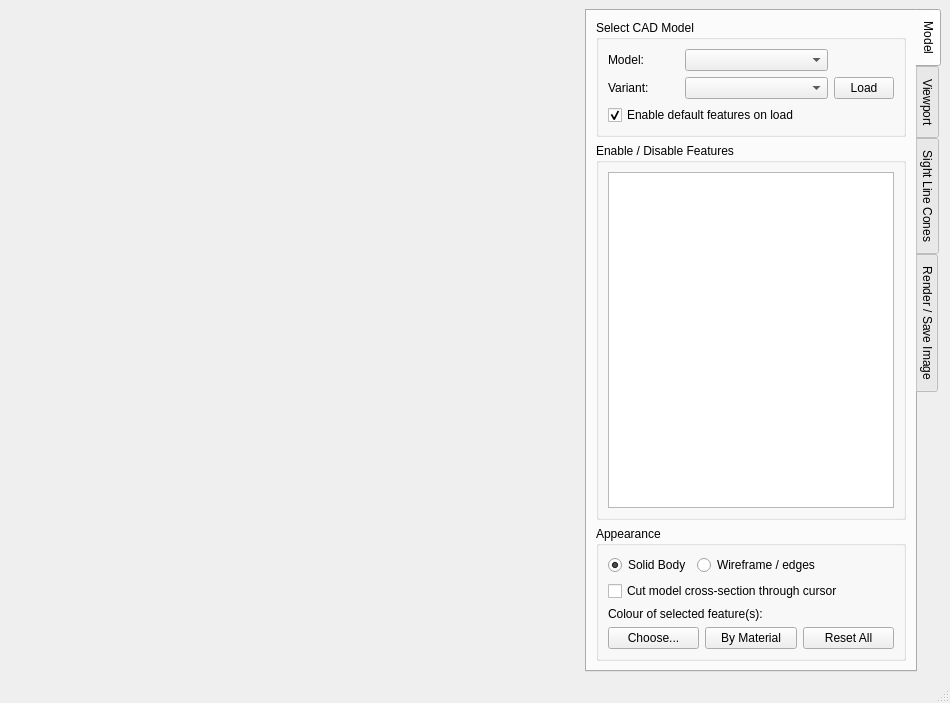
Qt form calcam/ui/cad_viewer.ui (euratom-software/calcam) before a commit.
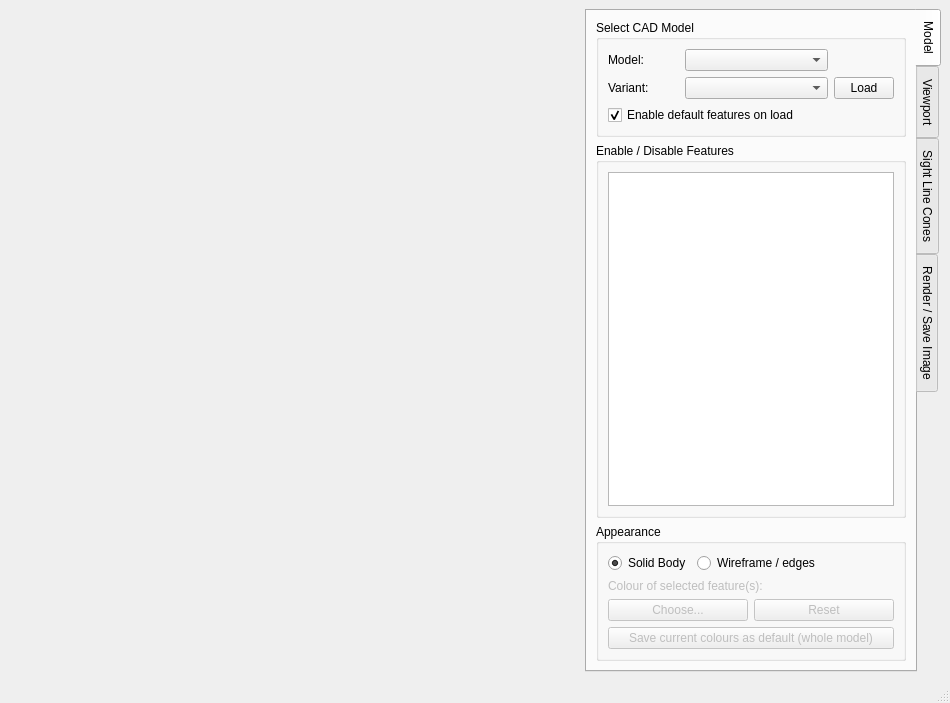
The same form after that commit.

Commit message: Continue with bug fixing and adding new things. 3D viewer mostly working with new features, except rendering needs to be fixed.

```diff
--- a/calcam/ui/cad_viewer.ui
+++ b/calcam/ui/cad_viewer.ui
@@ -218,13 +218,6 @@
              </property>
             </widget>
            </item>
-           <item row="1" column="0" colspan="3">
-            <widget class="QCheckBox" name="xsection_checkbox">
-             <property name="text">
-              <string>Cut model cross-section through cursor</string>
-             </property>
-            </widget>
-           </item>
            <item row="0" column="2">
             <spacer name="horizontalSpacer_3">
              <property name="orientation">
@@ -245,8 +238,11 @@
              </property>
             </widget>
            </item>
-           <item row="3" column="0" colspan="3">
-            <widget class="QFrame" name="frame_4">
+           <item row="2" column="0" colspan="3">
+            <widget class="QFrame" name="cad_colour_controls">
+             <property name="enabled">
+              <bool>false</bool>
+             </property>
              <property name="frameShape">
               <enum>QFrame::NoFrame</enum>
              </property>
@@ -260,34 +256,40 @@
               <property name="spacing">
                <number>6</number>
               </property>
-              <item row="1" column="2">
-               <widget class="QPushButton" name="cad_colour_reset_button">
-                <property name="text">
-                 <string>Reset All</string>
-                </property>
-               </widget>
-              </item>
-              <item row="1" column="0">
-               <widget class="QPushButton" name="cad_colour_choose_button">
-                <property name="text">
-                 <string>Choose...</string>
-                </property>
-               </widget>
-              </item>
-              <item row="1" column="1">
-               <widget class="QPushButton" name="cad_colour_by_material_button">
-                <property name="text">
-                 <string>By Material</string>
-                </property>
-               </widget>
-              </item>
-              <item row="0" column="0" colspan="3">
+              <item row="0" column="0" colspan="2">
                <widget class="QLabel" name="label_15">
                 <property name="text">
                  <string>Colour of selected feature(s):</string>
                 </property>
                </widget>
               </item>
+              <item row="3" column="0">
+               <widget class="QPushButton" name="cad_colour_choose_button">
+                <property name="enabled">
+                 <bool>false</bool>
+                </property>
+                <property name="text">
+                 <string>Choose...</string>
+                </property>
+               </widget>
+              </item>
+              <item row="3" column="1">
+               <widget class="QPushButton" name="cad_colour_reset_button">
+                <property name="enabled">
+                 <bool>false</bool>
+                </property>
+                <property name="text">
+                 <string>Reset</string>
+                </property>
+               </widget>
+              </item>
+              <item row="4" column="0" colspan="2">
+               <widget class="QPushButton" name="save_colours_button">
+                <property name="text">
+                 <string>Save current colours as default (whole model)</string>
+                </property>
+               </widget>
+              </item>
              </layout>
             </widget>
            </item>
@@ -331,6 +333,16 @@
              </column>
             </widget>
            </item>
+           <item>
+            <widget class="QCheckBox" name="xsection_checkbox">
+             <property name="enabled">
+              <bool>false</bool>
+             </property>
+             <property name="text">
+              <string>Cut model cross-section through cursor</string>
+             </property>
+            </widget>
+           </item>
            <item>
             <widget class="QPushButton" name="viewport_load_calib">
              <property name="text">
```
The commit also changes 6 other files.
